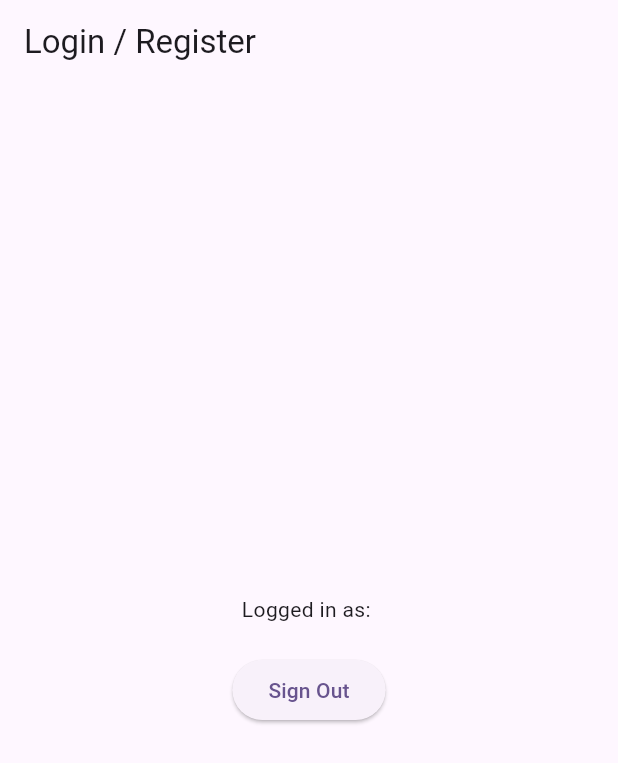
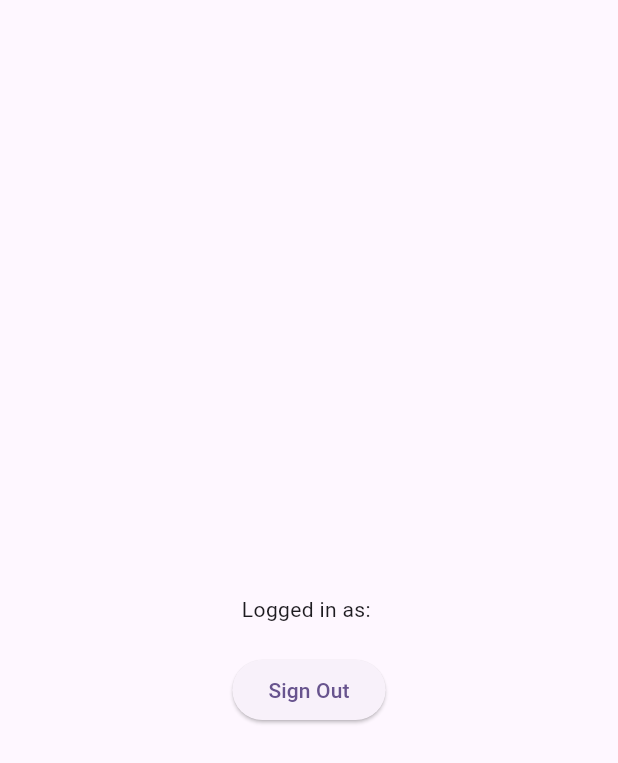
Before and after one commit to aedgar777/maypole-flutter, a Flutter app: the screen it shows once a user with an empty profile is signed in, on a phone screen of 412 x 824 dp. Shown: the top 763 px of the screen. Run offline on Flutter 3.47's test engine with Material 3 defaults, Android fonts, the phone set to English and light mode, and no system bars; our stand-ins replace firebase_auth, firebase_core, flutter_riverpod, go_router, google_sign_in; accounts and stored records are empty.

Commit message:
Added Google logo

```diff
--- a/lib/features/identity/presentation/login_screen.dart
+++ b/lib/features/identity/presentation/login_screen.dart
@@ -28,7 +28,7 @@ class _LoginScreenState extends ConsumerState<LoginScreen> {
   }
 
   void _showErrorSnackBar(String message) {
-    _scaffoldMessengerKey.currentState?.hideCurrentSnackBar(); // Hide any current snackbar
+    _scaffoldMessengerKey.currentState?.hideCurrentSnackBar();
     _scaffoldMessengerKey.currentState?.showSnackBar(
       SnackBar(
         content: Text(message),
@@ -47,8 +47,6 @@ class _LoginScreenState extends ConsumerState<LoginScreen> {
     // Read the LoginViewModel itself to call its methods
     final loginViewModel = ref.read(loginViewModelProvider.notifier);
 
-    // Listen for error messages from the ViewModel
-    // This will show a SnackBar whenever errorMessage changes and is not null
     ref.listen<LoginState>(loginViewModelProvider, (previous, current) {
       if (current.errorMessage != null && current.errorMessage != previous?.errorMessage) {
         _showErrorSnackBar(current.errorMessage!);
@@ -59,7 +57,6 @@ class _LoginScreenState extends ConsumerState<LoginScreen> {
       key: _scaffoldMessengerKey,
       child: Scaffold(
         appBar: AppBar(
-          title: const Text('Login / Register'),
         ),
         body: authState.when(
           data: (user) {
@@ -179,7 +176,7 @@ class _LoginScreenState extends ConsumerState<LoginScreen> {
                         loginViewModel.signInWithGoogle();
                       },
                       icon: Image.asset(
-                        'assets/google_logo.png', // Ensure this asset is in your pubspec.yaml
+                        'assets/icons/ic_google_logo.png', // Ensure this asset is in your pubspec.yaml
                         height: 24.0,
                       ),
                       label: const Text('Sign in with Google', style: TextStyle(fontSize: 18)),
```
Also changed, not shown: pubspec.yaml (+3 -4 lines), assets/icons/ic_google_logo.png (added).
